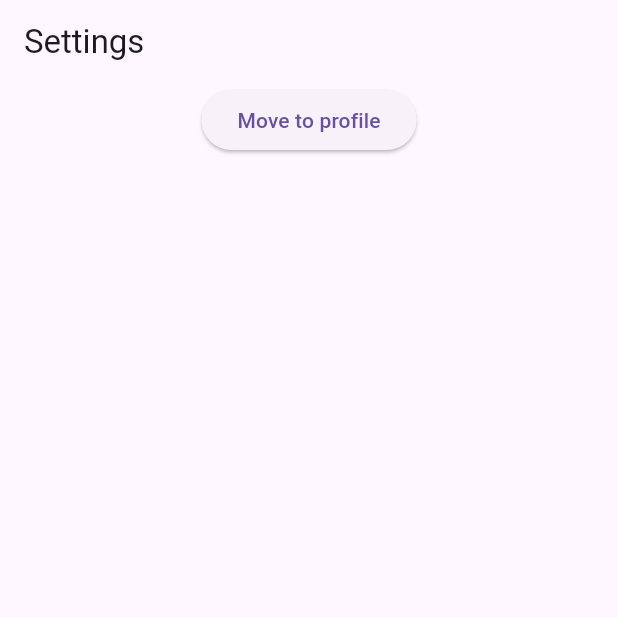
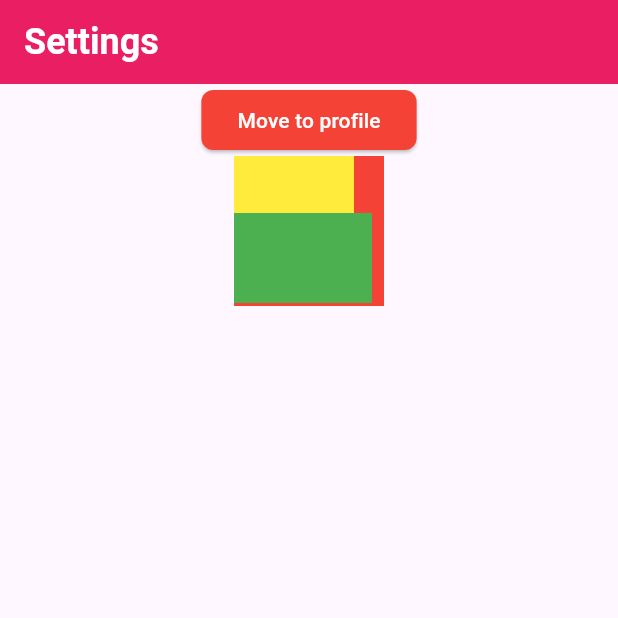
Before and after one commit to Tohid469/rafatsir_ostad_beatch8, a Flutter app: the screen it shows after launch, after a tap on "Go to Settings", on a phone screen of 412 x 824 dp, the top half of it. Run offline on Flutter 3.47's test engine with Material 3 defaults, Android fonts, the phone set to English and light mode, and no system bars.

Commit message:
comit module 9 class 1 (Add Theme, Stack, Positioned)

```diff
--- a/lib/main.dart
+++ b/lib/main.dart
@@ -1,11 +1,8 @@
 import 'package:flutter/material.dart';
 
-/// Navigation
-
-// Route
-// Route to Route Navigation
-// Navigator
-// Stack
+/// Theme, Stack, Positioned
+/// Code Smell
+/// Code Duplication
 
 void main() {
   runApp(HelloWorldApp());
@@ -18,6 +15,56 @@ class HelloWorldApp extends StatelessWidget {
       debugShowCheckedModeBanner: true,
       title: 'Hello World App',
       home: Home(),
+      theme: ThemeData(
+        elevatedButtonTheme: ElevatedButtonThemeData(
+          style: ElevatedButton.styleFrom(
+            backgroundColor: Colors.red,
+            foregroundColor: Colors.white,
+            shape: RoundedRectangleBorder(
+              borderRadius: BorderRadius.circular(8),
+            ),
+          ),
+        ),
+        appBarTheme: AppBarTheme(
+          backgroundColor: Colors.pink,
+          foregroundColor: Colors.white,
+          titleTextStyle: TextStyle(fontSize: 24, fontWeight: FontWeight.w600),
+        ),
+        inputDecorationTheme: InputDecorationTheme(
+          border:
+          OutlineInputBorder(borderSide: BorderSide(color: Colors.green)),
+          enabledBorder:
+          OutlineInputBorder(borderSide: BorderSide(color: Colors.green)),
+          focusedBorder:
+          OutlineInputBorder(borderSide: BorderSide(color: Colors.green)),
+        ),
+      ),
+      darkTheme: ThemeData(
+        brightness: Brightness.dark,
+        elevatedButtonTheme: ElevatedButtonThemeData(
+          style: ElevatedButton.styleFrom(
+            backgroundColor: Colors.orange,
+            foregroundColor: Colors.white,
+            shape: RoundedRectangleBorder(
+              borderRadius: BorderRadius.circular(8),
+            ),
+          ),
+        ),
+        appBarTheme: AppBarTheme(
+          backgroundColor: Colors.orange,
+          foregroundColor: Colors.white,
+          titleTextStyle: TextStyle(fontSize: 24, fontWeight: FontWeight.w600),
+        ),
+        inputDecorationTheme: InputDecorationTheme(
+          border:
+          OutlineInputBorder(borderSide: BorderSide(color: Colors.pink)),
+          enabledBorder:
+          OutlineInputBorder(borderSide: BorderSide(color: Colors.pink)),
+          focusedBorder:
+          OutlineInputBorder(borderSide: BorderSide(color: Colors.pink)),
+        ),
+      ),
+      themeMode: ThemeMode.system,
     );
   }
 }
@@ -32,9 +79,14 @@ class Home extends StatelessWidget {
         title: Text('Home'),
       ),
       body: Center(
+        child: Padding(
+          padding: EdgeInsets.all(16),
           child: Column(
             mainAxisAlignment: MainAxisAlignment.center,
             children: [
+              TextField(),
+              TextField(),
+              TextField(),
               ElevatedButton(
                 onPressed: () {
                   Navigator.push(
@@ -49,6 +101,7 @@ class Home extends StatelessWidget {
                 child: Text('Go to profile'),
               ),
               ElevatedButton(
+                style: ElevatedButton.styleFrom(backgroundColor: Colors.green),
                 onPressed: () {
                   Navigator.pushReplacement(
                     context,
@@ -60,8 +113,9 @@ class Home extends StatelessWidget {
                   );
                 },
                 child: Text('Go to Settings'),
-            )
+              ),
             ],
+          ),
         ),
       ),
     );
@@ -78,6 +132,7 @@ class Profile extends StatelessWidget {
     return Scaffold(
       appBar: AppBar(
         title: Text('Profile'),
+        backgroundColor: Colors.green,
       ),
       body: Center(
         child: Column(
@@ -137,11 +192,38 @@ class Settings extends StatelessWidget {
                 Navigator.push(
                   context,
                   MaterialPageRoute(
-                    builder: (context) => Profile(username: 'Fahad',),
+                    builder: (context) => Profile(
+                      username: 'Fahad',
+                    ),
                   ),
                 );
               },
               child: Text('Move to profile'),
+            ),
+            Stack(
+              // alignment: Alignment.center,
+              children: [
+                Container(
+                  width: 100,
+                  height: 100,
+                  color: Colors.red,
+                ),
+                Container(
+                  width: 80,
+                  height: 80,
+                  color: Colors.yellow,
+                ),
+                Positioned(
+                  bottom: 2,
+                  right: 8,
+                  width: 100,
+                  child: Container(
+                    width: 60,
+                    height: 60,
+                    color: Colors.green,
+                  ),
+                ),
+              ],
             ),
           ],
         ),
```
Lines whose indentation alone changed are shown as unchanged.
